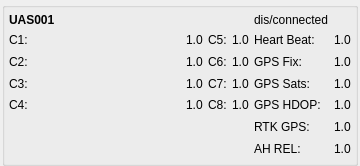
The window that src/ui/uasview3.ui (tsgao/CyPlanner) describes before a commit, drawn with Qt 5.
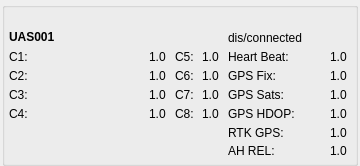
The same window after the commit. Custom widgets are drawn as their Qt base class.

```diff
--- a/src/ui/uasview3.ui
+++ b/src/ui/uasview3.ui
@@ -73,160 +73,262 @@
      <property name="title">
       <string/>
      </property>
-     <layout class="QGridLayout" name="gridLayout" columnstretch="1,0,0,0,0,0">
-      <property name="leftMargin">
-       <number>4</number>
-      </property>
-      <property name="topMargin">
-       <number>4</number>
-      </property>
-      <property name="rightMargin">
-       <number>4</number>
-      </property>
-      <property name="bottomMargin">
-       <number>4</number>
-      </property>
-      <property name="horizontalSpacing">
-       <number>5</number>
-      </property>
-      <property name="verticalSpacing">
-       <number>2</number>
-      </property>
-      <item row="1" column="1">
        <widget class="QLabel" name="C1">
+      <property name="geometry">
+       <rect>
+        <x>147</x>
+        <y>46</y>
+        <width>21</width>
+        <height>17</height>
+       </rect>
+      </property>
         <property name="text">
          <string>1.0</string>
         </property>
        </widget>
-      </item>
-      <item row="5" column="5">
        <widget class="QLabel" name="RTKGPSNum">
+      <property name="geometry">
+       <rect>
+        <x>328</x>
+        <y>122</y>
+        <width>21</width>
+        <height>17</height>
+       </rect>
+      </property>
         <property name="text">
          <string>1.0</string>
         </property>
        </widget>
-      </item>
-      <item row="4" column="2">
        <widget class="QLabel" name="C8Name">
+      <property name="geometry">
+       <rect>
+        <x>173</x>
+        <y>103</y>
+        <width>22</width>
+        <height>17</height>
+       </rect>
+      </property>
         <property name="text">
          <string>C8:</string>
         </property>
        </widget>
-      </item>
-      <item row="1" column="3">
        <widget class="QLabel" name="C5">
+      <property name="geometry">
+       <rect>
+        <x>200</x>
+        <y>46</y>
+        <width>21</width>
+        <height>17</height>
+       </rect>
+      </property>
         <property name="text">
          <string>1.0</string>
         </property>
        </widget>
-      </item>
-      <item row="1" column="5">
        <widget class="QLabel" name="HeartbeatNum">
+      <property name="geometry">
+       <rect>
+        <x>328</x>
+        <y>46</y>
+        <width>21</width>
+        <height>17</height>
+       </rect>
+      </property>
         <property name="text">
          <string>1.0</string>
         </property>
        </widget>
-      </item>
-      <item row="2" column="4">
        <widget class="QLabel" name="GPSFixName">
+      <property name="geometry">
+       <rect>
+        <x>226</x>
+        <y>65</y>
+        <width>54</width>
+        <height>17</height>
+       </rect>
+      </property>
         <property name="text">
          <string>GPS Fix:</string>
         </property>
        </widget>
-      </item>
-      <item row="1" column="4">
        <widget class="QLabel" name="HeartbeatName">
+      <property name="geometry">
+       <rect>
+        <x>226</x>
+        <y>46</y>
+        <width>78</width>
+        <height>17</height>
+       </rect>
+      </property>
         <property name="text">
          <string>Heart Beat:</string>
         </property>
        </widget>
-      </item>
-      <item row="2" column="0">
        <widget class="QLabel" name="C2Name">
+      <property name="geometry">
+       <rect>
+        <x>7</x>
+        <y>65</y>
+        <width>22</width>
+        <height>17</height>
+       </rect>
+      </property>
         <property name="text">
          <string>C2:</string>
         </property>
        </widget>
-      </item>
-      <item row="2" column="3">
        <widget class="QLabel" name="C6">
+      <property name="geometry">
+       <rect>
+        <x>200</x>
+        <y>65</y>
+        <width>21</width>
+        <height>17</height>
+       </rect>
+      </property>
         <property name="text">
          <string>1.0</string>
         </property>
        </widget>
-      </item>
-      <item row="6" column="4">
        <widget class="QLabel" name="AHRELName">
+      <property name="geometry">
+       <rect>
+        <x>226</x>
+        <y>141</y>
+        <width>97</width>
+        <height>16</height>
+       </rect>
+      </property>
         <property name="text">
          <string>AH REL:</string>
         </property>
        </widget>
-      </item>
-      <item row="4" column="5">
        <widget class="QLabel" name="GPSHDOPNum">
+      <property name="geometry">
+       <rect>
+        <x>328</x>
+        <y>103</y>
+        <width>21</width>
+        <height>17</height>
+       </rect>
+      </property>
         <property name="text">
          <string>1.0</string>
         </property>
        </widget>
-      </item>
-      <item row="4" column="0">
        <widget class="QLabel" name="C4Name">
+      <property name="geometry">
+       <rect>
+        <x>7</x>
+        <y>103</y>
+        <width>22</width>
+        <height>17</height>
+       </rect>
+      </property>
         <property name="text">
          <string>C4:</string>
         </property>
        </widget>
-      </item>
-      <item row="3" column="1">
        <widget class="QLabel" name="C3">
+      <property name="geometry">
+       <rect>
+        <x>147</x>
+        <y>84</y>
+        <width>21</width>
+        <height>17</height>
+       </rect>
+      </property>
         <property name="text">
          <string>1.0</string>
         </property>
        </widget>
-      </item>
-      <item row="2" column="5">
        <widget class="QLabel" name="GPSFixNum">
+      <property name="geometry">
+       <rect>
+        <x>328</x>
+        <y>65</y>
+        <width>21</width>
+        <height>17</height>
+       </rect>
+      </property>
         <property name="text">
          <string>1.0</string>
         </property>
        </widget>
-      </item>
-      <item row="3" column="5">
        <widget class="QLabel" name="GPSSatsNum">
+      <property name="geometry">
+       <rect>
+        <x>328</x>
+        <y>84</y>
+        <width>21</width>
+        <height>17</height>
+       </rect>
+      </property>
         <property name="text">
          <string>1.0</string>
         </property>
        </widget>
-      </item>
-      <item row="0" column="4">
        <widget class="QLabel" name="statusLabel">
+      <property name="geometry">
+       <rect>
+        <x>226</x>
+        <y>27</y>
+        <width>97</width>
+        <height>17</height>
+       </rect>
+      </property>
         <property name="text">
          <string>dis/connected</string>
         </property>
        </widget>
-      </item>
-      <item row="4" column="1">
        <widget class="QLabel" name="C4">
+      <property name="geometry">
+       <rect>
+        <x>147</x>
+        <y>103</y>
+        <width>21</width>
+        <height>17</height>
+       </rect>
+      </property>
         <property name="text">
          <string>1.0</string>
         </property>
        </widget>
-      </item>
-      <item row="6" column="5">
        <widget class="QLabel" name="AHRELNum">
+      <property name="geometry">
+       <rect>
+        <x>328</x>
+        <y>141</y>
+        <width>21</width>
+        <height>16</height>
+       </rect>
+      </property>
         <property name="text">
          <string>1.0</string>
         </property>
        </widget>
-      </item>
-      <item row="1" column="0">
        <widget class="QLabel" name="C1Name">
+      <property name="geometry">
+       <rect>
+        <x>7</x>
+        <y>46</y>
+        <width>22</width>
+        <height>17</height>
+       </rect>
+      </property>
         <property name="text">
          <string>C1:</string>
         </property>
        </widget>
-      </item>
-      <item row="0" column="0">
        <widget class="QLabel" name="nameLabel">
+      <property name="geometry">
+       <rect>
+        <x>7</x>
+        <y>27</y>
+        <width>135</width>
+        <height>16</height>
+       </rect>
+      </property>
         <property name="maximumSize">
          <size>
           <width>16777215</width>
@@ -250,82 +352,212 @@
          <string>UAS001</string>
         </property>
        </widget>
-      </item>
-      <item row="5" column="4">
        <widget class="QLabel" name="RTKGPSName">
+      <property name="geometry">
+       <rect>
+        <x>226</x>
+        <y>122</y>
+        <width>62</width>
+        <height>17</height>
+       </rect>
+      </property>
         <property name="text">
          <string>RTK GPS:</string>
         </property>
        </widget>
-      </item>
-      <item row="4" column="4">
        <widget class="QLabel" name="GPSHDOPName">
+      <property name="geometry">
+       <rect>
+        <x>226</x>
+        <y>103</y>
+        <width>77</width>
+        <height>17</height>
+       </rect>
+      </property>
         <property name="text">
          <string>GPS HDOP:</string>
         </property>
        </widget>
-      </item>
-      <item row="2" column="1">
        <widget class="QLabel" name="C2">
+      <property name="geometry">
+       <rect>
+        <x>147</x>
+        <y>65</y>
+        <width>21</width>
+        <height>17</height>
+       </rect>
+      </property>
         <property name="text">
          <string>1.0</string>
         </property>
        </widget>
-      </item>
-      <item row="4" column="3">
        <widget class="QLabel" name="C8">
+      <property name="geometry">
+       <rect>
+        <x>200</x>
+        <y>103</y>
+        <width>21</width>
+        <height>17</height>
+       </rect>
+      </property>
         <property name="text">
          <string>1.0</string>
         </property>
        </widget>
-      </item>
-      <item row="3" column="0">
        <widget class="QLabel" name="C3Name">
+      <property name="geometry">
+       <rect>
+        <x>7</x>
+        <y>84</y>
+        <width>22</width>
+        <height>17</height>
+       </rect>
+      </property>
         <property name="text">
          <string>C3:</string>
         </property>
        </widget>
-      </item>
-      <item row="3" column="4">
        <widget class="QLabel" name="GPSSatsName">
+      <property name="geometry">
+       <rect>
+        <x>226</x>
+        <y>84</y>
+        <width>63</width>
+        <height>17</height>
+       </rect>
+      </property>
         <property name="text">
          <string>GPS Sats:</string>
         </property>
        </widget>
-      </item>
-      <item row="1" column="2">
        <widget class="QLabel" name="C5Name">
+      <property name="geometry">
+       <rect>
+        <x>173</x>
+        <y>46</y>
+        <width>22</width>
+        <height>17</height>
+       </rect>
+      </property>
         <property name="text">
          <string>C5:</string>
         </property>
        </widget>
-      </item>
-      <item row="2" column="2">
        <widget class="QLabel" name="C6Name">
+      <property name="geometry">
+       <rect>
+        <x>173</x>
+        <y>65</y>
+        <width>22</width>
+        <height>17</height>
+       </rect>
+      </property>
         <property name="text">
          <string>C6:</string>
         </property>
        </widget>
-      </item>
-      <item row="3" column="3">
        <widget class="QLabel" name="C7">
+      <property name="geometry">
+       <rect>
+        <x>200</x>
+        <y>84</y>
+        <width>21</width>
+        <height>17</height>
+       </rect>
+      </property>
         <property name="text">
          <string>1.0</string>
         </property>
        </widget>
-      </item>
-      <item row="3" column="2">
        <widget class="QLabel" name="C7Name">
+      <property name="geometry">
+       <rect>
+        <x>173</x>
+        <y>84</y>
+        <width>22</width>
+        <height>17</height>
+       </rect>
+      </property>
         <property name="text">
          <string>C7:</string>
         </property>
        </widget>
-      </item>
-     </layout>
-    </widget>
+     <widget class="QGCRadioChannelDisplay" name="C1Display" native="true">
+      <property name="geometry">
+       <rect>
+        <x>40</x>
+        <y>46</y>
+        <width>100</width>
+        <height>46</height>
+       </rect>
+      </property>
+      <property name="minimumSize">
+       <size>
+        <width>21</width>
+        <height>17</height>
+       </size>
+      </property>
+     </widget>
+     <widget class="QGCRadioChannelDisplay" name="C2Display" native="true">
+      <property name="geometry">
+       <rect>
+        <x>40</x>
+        <y>65</y>
+        <width>100</width>
+        <height>46</height>
+       </rect>
+      </property>
+      <property name="minimumSize">
+       <size>
+        <width>21</width>
+        <height>17</height>
+       </size>
+      </property>
+     </widget>
+     <widget class="QGCRadioChannelDisplay" name="C3Display" native="true">
+      <property name="geometry">
+       <rect>
+        <x>40</x>
+        <y>84</y>
+        <width>100</width>
+        <height>46</height>
+       </rect>
+      </property>
+      <property name="minimumSize">
+       <size>
+        <width>21</width>
+        <height>17</height>
+       </size>
+      </property>
+     </widget>
+     <widget class="QGCRadioChannelDisplay" name="C4Display" native="true">
+      <property name="geometry">
+       <rect>
+        <x>40</x>
+        <y>103</y>
+        <width>100</width>
+        <height>46</height>
+       </rect>
+      </property>
+      <property name="minimumSize">
+       <size>
+        <width>21</width>
+        <height>17</height>
+       </size>
+      </property>
+     </widget>
+    </widget>
    </item>
   </layout>
  </widget>
+ <customwidgets>
+  <customwidget>
+   <class>QGCRadioChannelDisplay</class>
+   <extends>QWidget</extends>
+   <header>ui/designer/QGCRadioChannelDisplay.h</header>
+   <container>1</container>
+  </customwidget>
+ </customwidgets>
  <resources/>
  <connections/>
 </ui>
```
Lines whose indentation alone changed are shown as unchanged.
